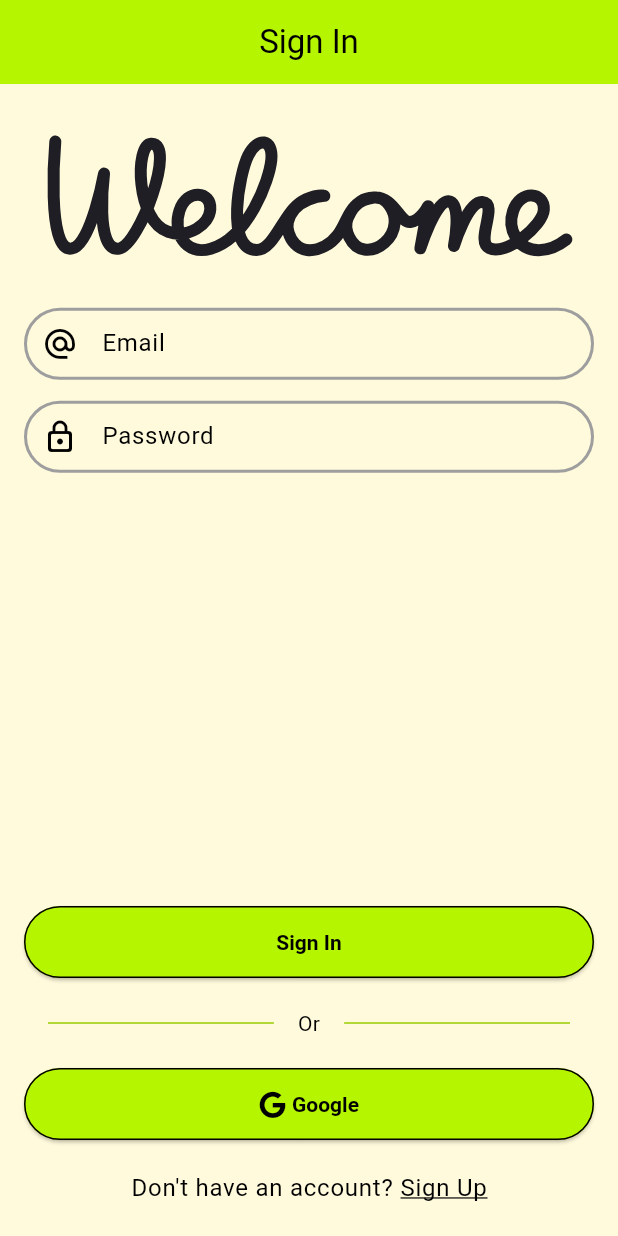
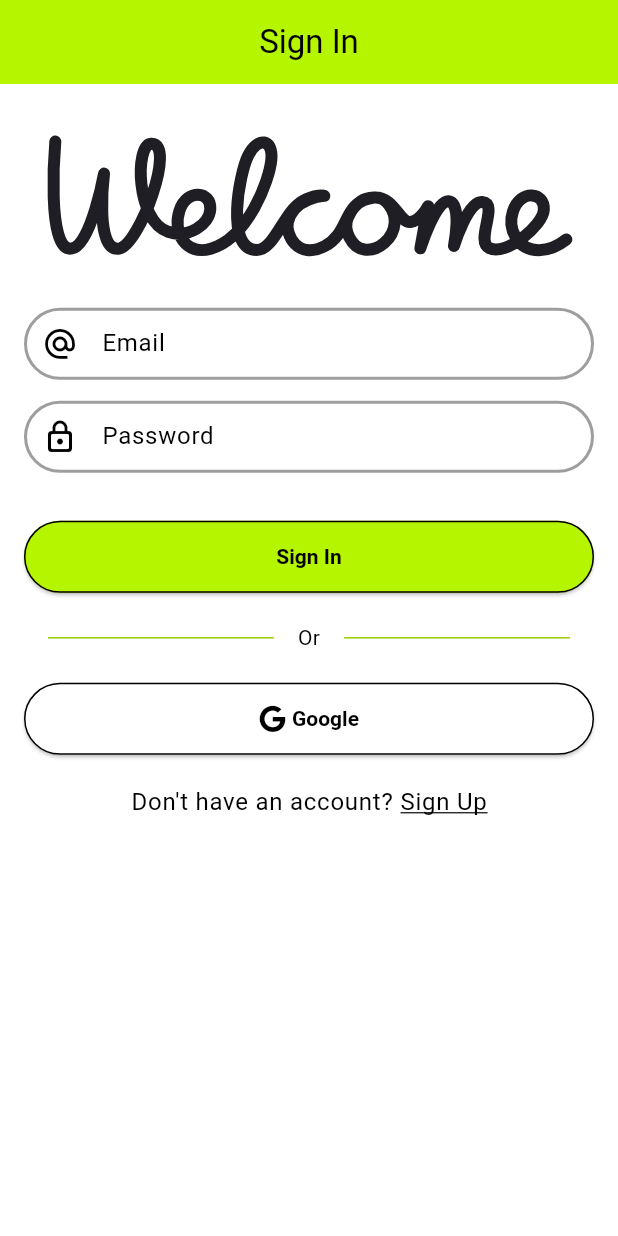
Before and after one commit to priyankprmr/flt_omi, a Flutter app: the screen it shows after launch, on a phone screen of 412 x 824 dp. Run offline on Flutter 3.47's test engine with Material 3 defaults, Android fonts, the phone set to English and light mode, and no system bars; our stand-ins replace flutter_riverpod, font_awesome_flutter, lottie, riverpod_annotation; generated files the repository leaves out were written again.

Commit message:
- minor ui fixes

```diff
--- a/lib/core/theme/app_theme.dart
+++ b/lib/core/theme/app_theme.dart
@@ -5,7 +5,7 @@ class AppTheme {
   AppTheme._();
 
   static final ThemeData lightTheme = ThemeData(
-    scaffoldBackgroundColor: AppPallet.background,
+    scaffoldBackgroundColor: AppPallet.white,
     colorScheme: const ColorScheme.light(
       primary: AppPallet.primarySurface,
       secondary: AppPallet.secondarySurface,
--- a/lib/features/auth/presentation/screen/auth_screen.dart
+++ b/lib/features/auth/presentation/screen/auth_screen.dart
@@ -1,4 +1,5 @@
 import 'package:flt_omi/core/constants/app_texts.dart';
+import 'package:flt_omi/core/theme/app_pallet.dart';
 import 'package:flt_omi/core/utils/padding.dart';
 import 'package:flt_omi/features/auth/domain/auth_form_type.dart';
 import 'package:flt_omi/features/auth/presentation/providers/auth_form_provider.dart';
@@ -21,6 +22,7 @@ class AuthScreen extends ConsumerWidget {
     final formType = ref.watch(authFormProvider);
 
     return Scaffold(
+      resizeToAvoidBottomInset: true,
       appBar: AppBar(
         title: switch (formType) {
           AuthFormType.signin => const Text(AppTexts.signIn),
@@ -29,11 +31,7 @@ class AuthScreen extends ConsumerWidget {
         centerTitle: true,
       ),
       body: SafeArea(
-        child: LayoutBuilder(
-          builder: (context, constraints) {
-            return SingleChildScrollView(
-              child: ConstrainedBox(
-                constraints: constraints,
+        child: SingleChildScrollView(
           child: Column(
             children: [
               const SizedBox(height: 20.0),
@@ -52,8 +50,9 @@ class AuthScreen extends ConsumerWidget {
                 },
               ),
 
-                    // White spacing
-                    const Spacer(),
+              const SizedBox(
+                height: 32,
+              ),
 
               // Condition based login and signup buttons
               switch (formType) {
@@ -79,6 +78,10 @@ class AuthScreen extends ConsumerWidget {
               // Google button
               ElevatedButton(
                 onPressed: () {},
+                style: ElevatedButton.styleFrom(
+                  backgroundColor: AppPallet.white,
+                  foregroundColor: AppPallet.black,
+                ),
                 child: const Row(
                   mainAxisAlignment: MainAxisAlignment.center,
                   children: [
@@ -108,9 +111,6 @@ class AuthScreen extends ConsumerWidget {
               ).padding(const EdgeInsets.symmetric(vertical: 20.0))
             ],
           ).padding(const EdgeInsets.symmetric(horizontal: 16.0)),
-              ),
-            );
-          },
         ),
       ),
     );
```
Lines whose indentation alone changed are shown as unchanged.
